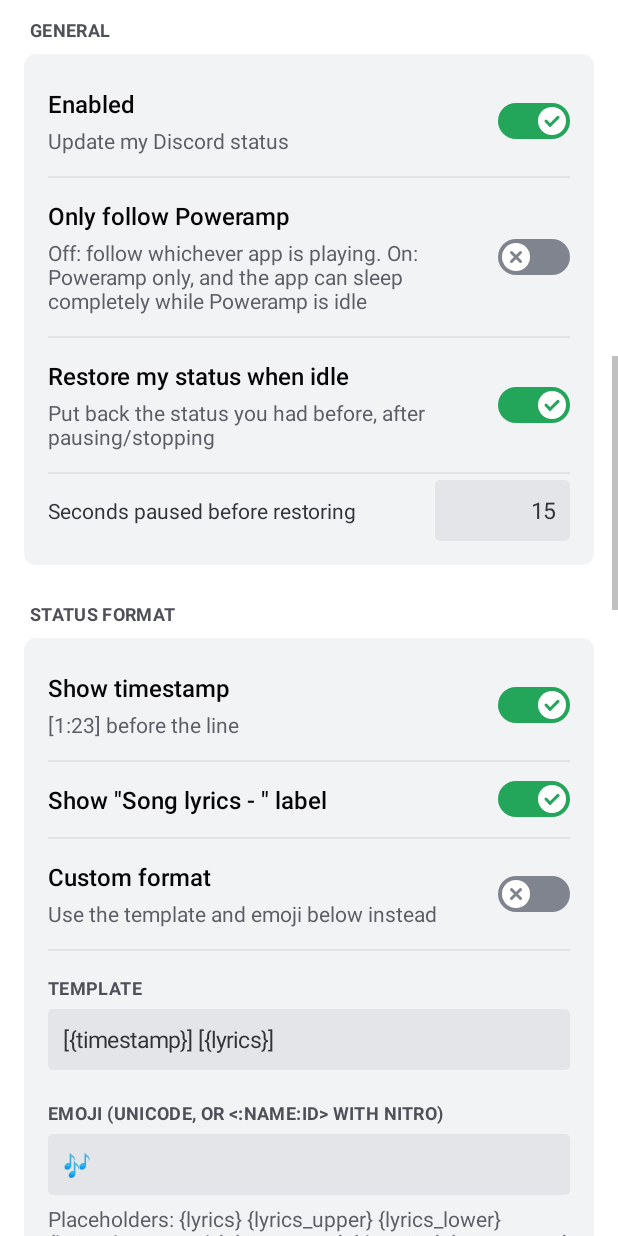
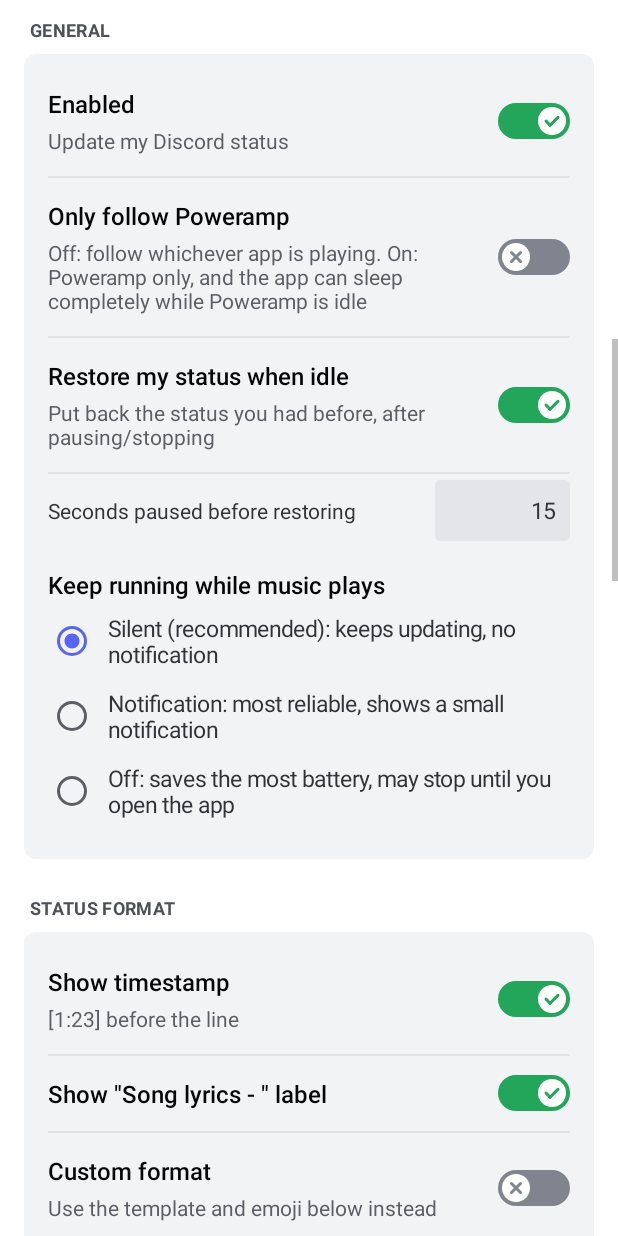
Before and after one commit to Smegoligga/Android-Lyrics-Status, an Android app: the screen it shows after launch (MainActivity), scrolled down 1153 dp, on a phone screen of 412 x 824 dp. Run offline under Robolectric (Android 15) with nearby library versions, the phone set to English and light mode, and no system bars; pictures from the network do not load; 1 statement that could not run was skipped.

Commit message:
v0.8: fix status freezing in the background; per-control menu sounds
- Keep the CPU awake while music plays so the line timer can't stall, optionally as
  a foreground service with a notification (setting: Silent / Notification / Off)
- Reconnect the media listener when Android drops it
- CS 1.6 sounds differ by control type; slider drags tick

Co-Authored-By: Claude Opus 5.5 <noreply@anthropic.com>
Claude-Session: https://claude.ai/code/session_01AvDaWjzE6UMPaRKA6Umh9x

```diff
--- a/app/build.gradle
+++ b/app/build.gradle
@@ -11,8 +11,8 @@ android {
         applicationId 'com.lyricsstatus.poweramp'
         minSdk 26
         targetSdk 35
-        versionCode 5
-        versionName '0.7'
+        versionCode 6
+        versionName '0.8'
     }
 
     signingConfigs {
--- a/app/src/main/java/com/lyricsstatus/poweramp/DiscordSkin.java
+++ b/app/src/main/java/com/lyricsstatus/poweramp/DiscordSkin.java
@@ -252,6 +252,34 @@ public final class DiscordSkin extends Skin {
     }
 
     @Override
+    public View choice(String title, String[] options, int selected, IntConsumer onPick) {
+        // Discord settings radio list: title, then rows with a blurple radio
+        LinearLayout l = vertical();
+        l.setPadding(0, dp(12), 0, dp(8));
+        TextView t = text(title, 16, false);
+        t.setTypeface(medium);
+        t.setTextColor(header);
+        l.addView(t);
+        android.widget.RadioGroup g = new android.widget.RadioGroup(a);
+        for (int i = 0; i < options.length; i++) {
+            final int idx = i;
+            android.widget.RadioButton r = new android.widget.RadioButton(a);
+            r.setId(View.generateViewId());
+            r.setText(options[i]);
+            r.setTextSize(TypedValue.COMPLEX_UNIT_SP, 15);
+            r.setTextColor(text);
+            r.setButtonTintList(new ColorStateList(new int[][]{{android.R.attr.state_checked}, {}},
+                    new int[]{BLURPLE, muted}));
+            r.setPadding(dp(8), dp(6), 0, dp(6));
+            r.setChecked(i == selected);
+            r.setOnClickListener(v -> onPick.accept(idx));
+            g.addView(r);
+        }
+        l.addView(g);
+        return l;
+    }
+
+    @Override
     public View themePicker(String current, Consumer<String> onPick) {
         // Discord's Appearance picker: round swatches, selected one ringed in blurple with a check badge
         LinearLayout row = new LinearLayout(a);
--- a/app/src/main/java/com/lyricsstatus/poweramp/MainActivity.java
+++ b/app/src/main/java/com/lyricsstatus/poweramp/MainActivity.java
@@ -232,6 +232,17 @@ public final class MainActivity extends Activity {
                 x -> x.restoreStatus, (x, v) -> x.restoreStatus = v));
         gen.addView(number("Seconds paused before restoring", x -> String.valueOf(x.pauseClearSeconds),
                 (x, v) -> x.pauseClearSeconds = (int) clamp(v, 0, 3600)));
+        // order shown: Silent, Notification, Off  ->  stored as 1, 2, 0
+        final int[] modes = {1, 2, 0};
+        int cur = s.keepAliveMode == 2 ? 1 : s.keepAliveMode == 0 ? 2 : 0;
+        gen.addView(skin.choice("Keep running while music plays", new String[]{
+                "Silent (recommended): keeps updating, no notification",
+                "Notification: most reliable, shows a small notification",
+                "Off: saves the most battery, may stop until you open the app"}, cur, i -> {
+            com.lyricsstatus.poweramp.core.Settings ns = app.settings();
+            ns.keepAliveMode = modes[i];
+            app.updateSettings(ns);
+        }));
 
         // ---- status format
         LinearLayout disp = group(3);
--- a/app/src/main/java/com/lyricsstatus/poweramp/Prefs.java
+++ b/app/src/main/java/com/lyricsstatus/poweramp/Prefs.java
@@ -40,6 +40,7 @@ public final class Prefs implements StatusSender.Store {
         s.statusExpirySeconds = sp.getInt("statusExpirySeconds", d.statusExpirySeconds);
         s.minUpdateSeconds = sp.getInt("minUpdateSeconds", d.minUpdateSeconds);
         s.mergeLines = sp.getBoolean("mergeLines", d.mergeLines);
+        s.keepAliveMode = sp.getInt("keepAliveMode", d.keepAliveMode);
         s.theme = sp.getString("theme", d.theme);
         s.menuSounds = sp.getBoolean("menuSounds", d.menuSounds);
         s.censor = sp.getBoolean("censor", d.censor);
@@ -73,6 +74,7 @@ public final class Prefs implements StatusSender.Store {
                 .putInt("statusExpirySeconds", s.statusExpirySeconds)
                 .putInt("minUpdateSeconds", s.minUpdateSeconds)
                 .putBoolean("mergeLines", s.mergeLines)
+                .putInt("keepAliveMode", s.keepAliveMode)
                 .putString("theme", s.theme)
                 .putBoolean("menuSounds", s.menuSounds)
                 .putBoolean("censor", s.censor)
--- a/app/src/main/java/com/lyricsstatus/poweramp/Skin.java
+++ b/app/src/main/java/com/lyricsstatus/poweramp/Skin.java
@@ -110,6 +110,9 @@ public abstract class Skin {
         return unit == null || unit.isEmpty() ? String.valueOf(v) : v + " " + unit;
     }
 
+    /** Single choice from a few options (radio buttons); calls {@code onPick} with the chosen index. */
+    public abstract View choice(String title, String[] options, int selected, java.util.function.IntConsumer onPick);
+
     /** Theme chooser in this skin's style; calls {@code onPick} with a theme id. */
     public abstract View themePicker(String current, Consumer<String> onPick);
 
--- a/app/src/main/java/com/lyricsstatus/poweramp/core/Settings.java
+++ b/app/src/main/java/com/lyricsstatus/poweramp/core/Settings.java
@@ -45,6 +45,8 @@ public final class Settings {
     public int minUpdateSeconds = 0;
     /** When the lyrics delay skips lines, send them joined ("A / B") instead of only the newest. */
     public boolean mergeLines = true;
+    /** While music plays: 0 = off, 1 = keep the CPU awake silently, 2 = also a foreground notification. */
+    public int keepAliveMode = 1;
     /** App colour theme id (see Theme in the Android layer). */
     public String theme = "classic";
     /** CS 1.6 theme menu sounds (off by default, like smegolas.com) and their volume 0-100. */
@@ -80,6 +82,7 @@ public final class Settings {
         s.statusExpirySeconds = statusExpirySeconds;
         s.minUpdateSeconds = minUpdateSeconds;
         s.mergeLines = mergeLines;
+        s.keepAliveMode = keepAliveMode;
         s.theme = theme;
         s.menuSounds = menuSounds;
         s.censor = censor;
```
Also changed, not shown: app/src/main/AndroidManifest.xml (+14 -0 lines), app/src/main/java/com/lyricsstatus/poweramp/App.java (+18 -0 lines), app/src/main/java/com/lyricsstatus/poweramp/CsSkin.java (+39 -6 lines), app/src/main/java/com/lyricsstatus/poweramp/KeepAliveService.java (added, +130 -0 lines), app/src/main/java/com/lyricsstatus/poweramp/MediaListenerService.java (+13 -0 lines), app/src/main/java/com/lyricsstatus/poweramp/Sfx.java (+30 -5 lines), app/src/main/res/drawable/ic_stat_lyrics.xml (added, +11 -0 lines), 2 other files.
